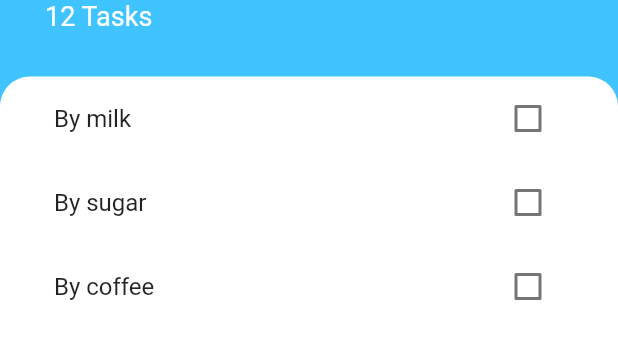
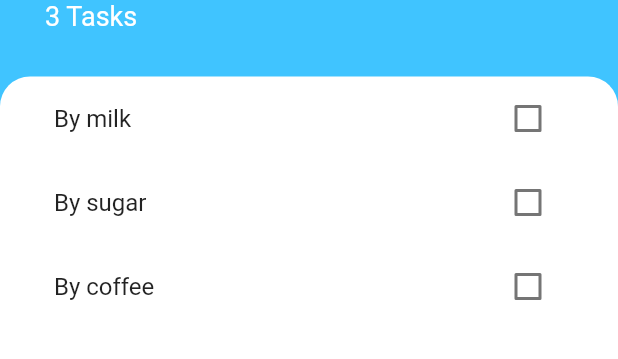
Before and after one commit to ChuguevRoman/todoey_flutter, a Flutter app: the screen it shows after launch, on a phone screen of 412 x 824 dp, the part 306-665 px from its top. Run offline on Flutter 3.47's test engine with Material 2 defaults, Android fonts, the phone set to English and light mode, and no system bars.

Commit message:
Connected Provider for state management. Installed the package. Created a TaskData file that will contain mutable data. In main provided access to the data. In main provided access to the data. Read data in TaskScreen, TaskList. Added a getter to TaskData.

```diff
--- a/lib/main.dart
+++ b/lib/main.dart
@@ -1,6 +1,8 @@
 import 'package:flutter/material.dart';
+import 'package:provider/provider.dart';
 
 import './screens/task_screen.dart';
+import './models/task_data.dart';
 
 void main() {
   runApp(const MyApp());
@@ -11,9 +13,12 @@ class MyApp extends StatelessWidget {
 
   @override
   Widget build(BuildContext context) {
-    return MaterialApp(
-      title: 'Todoey',
-      home: TaskScreen(),
+    return ChangeNotifierProvider<TaskData>(
+      create: (context) => TaskData(),
+      child: MaterialApp(
+        title: 'Todoey',
+        home: TaskScreen(),
+      ),
     );
   }
 }
--- /dev/null
+++ b/lib/models/task_data.dart
@@ -0,0 +1,15 @@
+import 'package:flutter/foundation.dart';
+
+import './task.dart';
+
+class TaskData extends ChangeNotifier {
+  List<Task> tasks = [
+    Task(name: 'By milk'),
+    Task(name: 'By sugar'),
+    Task(name: 'By coffee'),
+  ];
+
+  int get taskCount {
+    return tasks.length;
+  }
+}
--- a/lib/screens/task_screen.dart
+++ b/lib/screens/task_screen.dart
@@ -1,21 +1,11 @@
 import 'package:flutter/material.dart';
+import 'package:provider/provider.dart';
 
 import './add_task_screen.dart';
 import '../widgets/task_list.dart';
-import '../models/task.dart';
+import '../models/task_data.dart';
 
-class TaskScreen extends StatefulWidget {
-  @override
-  State<TaskScreen> createState() => _TaskScreenState();
-}
-
-class _TaskScreenState extends State<TaskScreen> {
-  List<Task> tasks = [
-    Task(name: 'By milk'),
-    Task(name: 'By sugar'),
-    Task(name: 'By coffee'),
-  ];
-
+class TaskScreen extends StatelessWidget {
   @override
   Widget build(BuildContext context) {
     return Scaffold(
@@ -24,11 +14,16 @@ class _TaskScreenState extends State<TaskScreen> {
         crossAxisAlignment: CrossAxisAlignment.start,
         children: [
           Container(
-            padding: EdgeInsets.only(top: 70, left: 30, right: 30, bottom: 30),
+            padding: const EdgeInsets.only(
+              top: 70,
+              left: 30,
+              right: 30,
+              bottom: 30,
+            ),
             child: Column(
               crossAxisAlignment: CrossAxisAlignment.start,
-              children: [
-                CircleAvatar(
+              children:  [
+                const CircleAvatar(
                   backgroundColor: Colors.white,
                   radius: 30,
                   child: Icon(
@@ -37,10 +32,10 @@ class _TaskScreenState extends State<TaskScreen> {
                     color: Colors.lightBlueAccent,
                   ),
                 ),
-                SizedBox(
+                const SizedBox(
                   height: 15,
                 ),
-                Text(
+                const Text(
                   'Todoey',
                   style: TextStyle(
                       color: Colors.white,
@@ -48,8 +43,8 @@ class _TaskScreenState extends State<TaskScreen> {
                       fontWeight: FontWeight.w700),
                 ),
                 Text(
-                  '12 Tasks',
-                  style: TextStyle(
+                  '${Provider.of<TaskData>(context).taskCount} Tasks',
+                  style: const TextStyle(
                     color: Colors.white,
                     fontSize: 18,
                   ),
@@ -59,15 +54,15 @@ class _TaskScreenState extends State<TaskScreen> {
           ),
           Expanded(
             child: Container(
-              padding: EdgeInsets.symmetric(horizontal: 20.0),
-              decoration: BoxDecoration(
+              padding: const EdgeInsets.symmetric(horizontal: 20.0),
+              decoration: const BoxDecoration(
                 color: Colors.white,
                 borderRadius: BorderRadius.only(
                   topLeft: Radius.circular(20.0),
                   topRight: Radius.circular(20.0),
                 ),
               ),
-              child: TaskList(tasks),
+              child: TaskList(),
             ),
           ),
         ],
@@ -77,15 +72,10 @@ class _TaskScreenState extends State<TaskScreen> {
         onPressed: () {
           showModalBottomSheet(
             context: context,
-            builder: (context) => AddTaskScreen((newTaskTitle) {
-              setState(() {
-              tasks.add(Task(name: newTaskTitle));
-
-              });
-            }),
+            builder: (context) => AddTaskScreen((newTaskTitle) {}),
           );
         },
-        child: Icon(Icons.add),
+        child: const Icon(Icons.add),
       ),
     );
   }
--- a/lib/widgets/task_list.dart
+++ b/lib/widgets/task_list.dart
@@ -1,32 +1,24 @@
 import 'package:flutter/material.dart';
+import 'package:provider/provider.dart';
 
 import './task_tile.dart';
-import '../models/task.dart';
+import '../models/task_data.dart';
 
-class TaskList extends StatefulWidget {
-  final List<Task> tasks;
-  TaskList(this.tasks);
-  @override
-  State<TaskList> createState() => _TaskListState();
-}
-
-class _TaskListState extends State<TaskList> {
-
-
+class TaskList extends StatelessWidget {
   @override
   Widget build(BuildContext context) {
+    return Consumer<TaskData>(
+      builder: (context, taskData, child) {
         return ListView.builder(
-        itemCount: widget.tasks.length,
+            itemCount: taskData.taskCount,
             itemBuilder: (context, index) {
               return TaskTile(
-            isChecked: widget.tasks[index].isDone,
-            taskTitle: widget.tasks[index].name,
-            checkboxCallback: () {
-              setState(() {
-                widget.tasks[index].toggleDone();
+                isChecked: taskData.tasks[index].isDone,
+                taskTitle: taskData.tasks[index].name,
+                checkboxCallback: () {},
+              );
             });
       },
     );
-        });
   }
 }
--- a/pubspec.yaml
+++ b/pubspec.yaml
@@ -35,6 +35,7 @@ dependencies:
   # The following adds the Cupertino Icons font to your application.
   # Use with the CupertinoIcons class for iOS style icons.
   cupertino_icons: ^1.0.2
+  provider: ^6.0.5
 
 dev_dependencies:
   flutter_test:
```
Also changed, not shown: pubspec.lock. Lines whose indentation alone changed are shown as unchanged.
